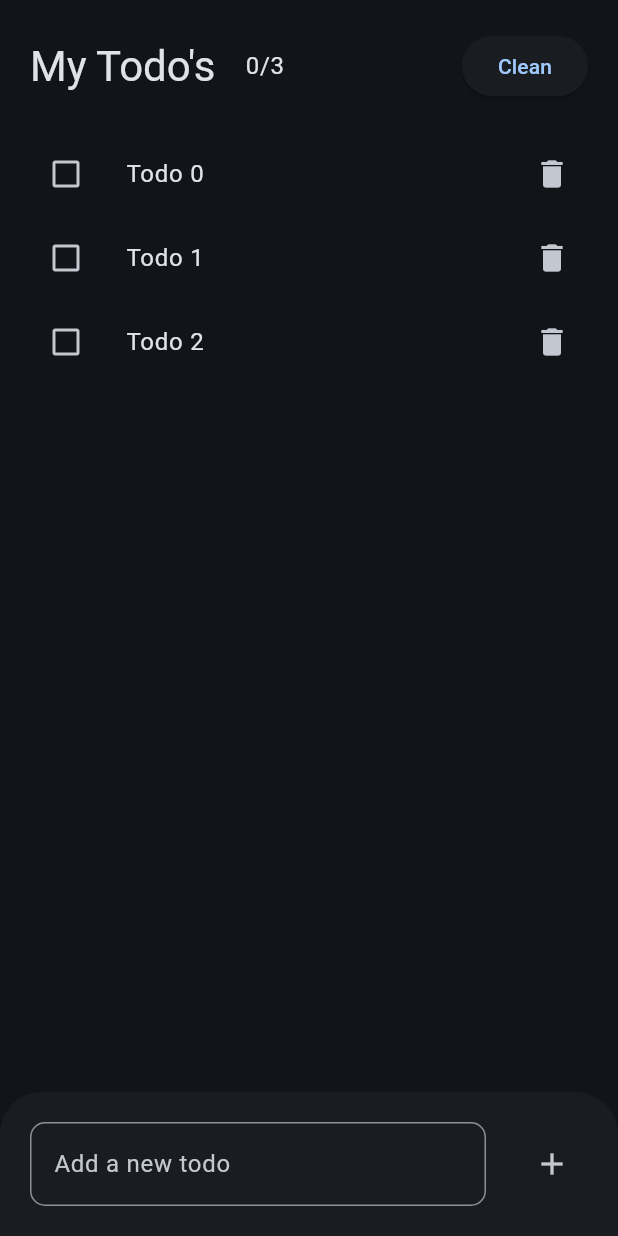
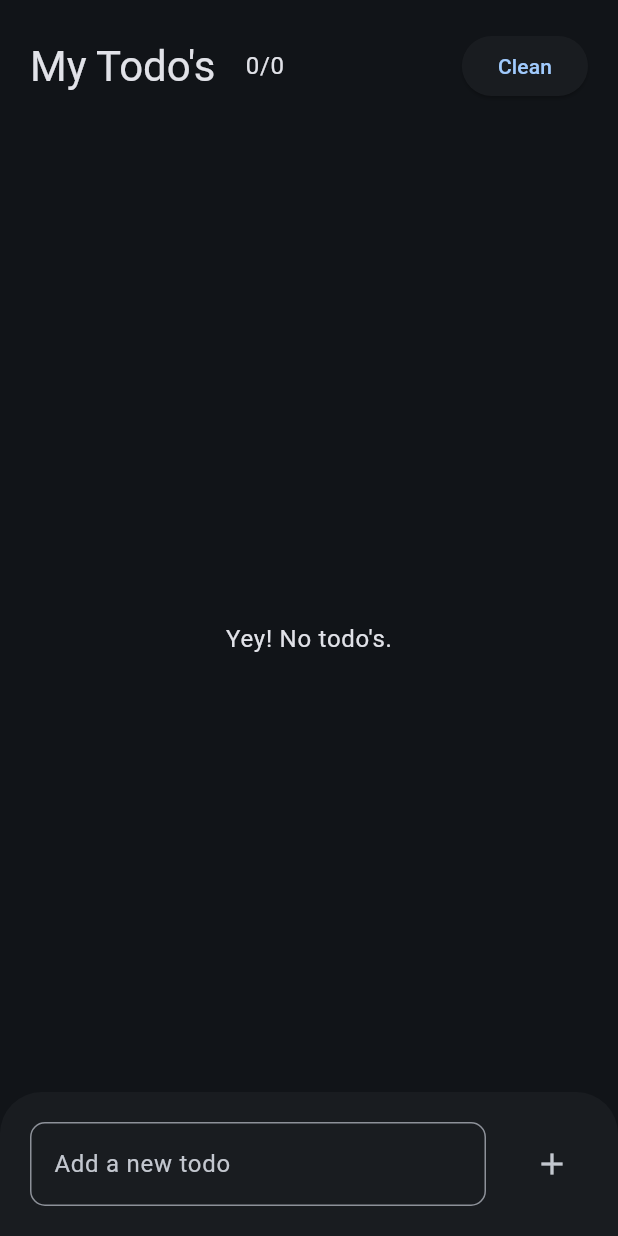
Before and after one commit to amyr11/Kaka-Cellphone-Mo-Yan-Demo, a Flutter app: the screen it shows after launch, on a phone screen of 412 x 824 dp. Run offline on Flutter 3.47's test engine with Material 3 defaults, Android fonts, the phone set to English and light mode, and no system bars.

Commit message:
fix: add widgets to SafeArea; do not put todo when textfield empty; add onSubmitted implementation;

```diff
--- a/lib/main.dart
+++ b/lib/main.dart
@@ -60,17 +60,6 @@ List<Todo> todos = [];
 class _MyHomePageState extends State<MyHomePage> {
   final TextEditingController _controller = TextEditingController();
 
-  @override
-  void initState() {
-    super.initState();
-
-    for (int i = 0; i < 3; i++) {
-      _addTodo(
-        "Todo $i",
-      );
-    }
-  }
-
   void _onCleanButtonPressed() {
     setState(() {
       todos.removeWhere((todo) => todo.isCompleted);
@@ -107,6 +96,10 @@ class _MyHomePageState extends State<MyHomePage> {
   }
 
   void _onAddButtonPressed() {
+    if (_controller.text.isEmpty) {
+      return;
+    }
+
     setState(() {
       _addTodo(
         _controller.text,
@@ -133,7 +126,8 @@ class _MyHomePageState extends State<MyHomePage> {
   @override
   Widget build(BuildContext context) {
     return Scaffold(
-      body: Padding(
+      body: SafeArea(
+        child: Padding(
           padding: const EdgeInsets.all(20),
           child: Column(
             crossAxisAlignment: CrossAxisAlignment.start,
@@ -190,12 +184,16 @@ class _MyHomePageState extends State<MyHomePage> {
             ],
           ),
         ),
+      ),
       bottomSheet: Padding(
         padding: const EdgeInsets.all(20),
         child: Row(
           children: [
             Expanded(
               child: TextField(
+                onSubmitted: (value) {
+                  _onAddButtonPressed();
+                },
                 controller: _controller,
                 decoration: InputDecoration(
                   hintText: "Add a new todo",
@@ -239,6 +237,7 @@ class _TodoItemState extends State<TodoItem> {
   @override
   Widget build(BuildContext context) {
     return ListTile(
+      visualDensity: VisualDensity.comfortable,
       contentPadding: EdgeInsets.zero,
       title: Text(
         widget.todo.title,
@@ -255,7 +254,7 @@ class _TodoItemState extends State<TodoItem> {
         },
       ),
       trailing: IconButton(
-        icon: const Icon(Icons.delete),
+        icon: const Icon(Icons.close),
         onPressed: () {
           widget.onDeleted(widget.todo);
         },
```
Lines whose indentation alone changed are shown as unchanged.
